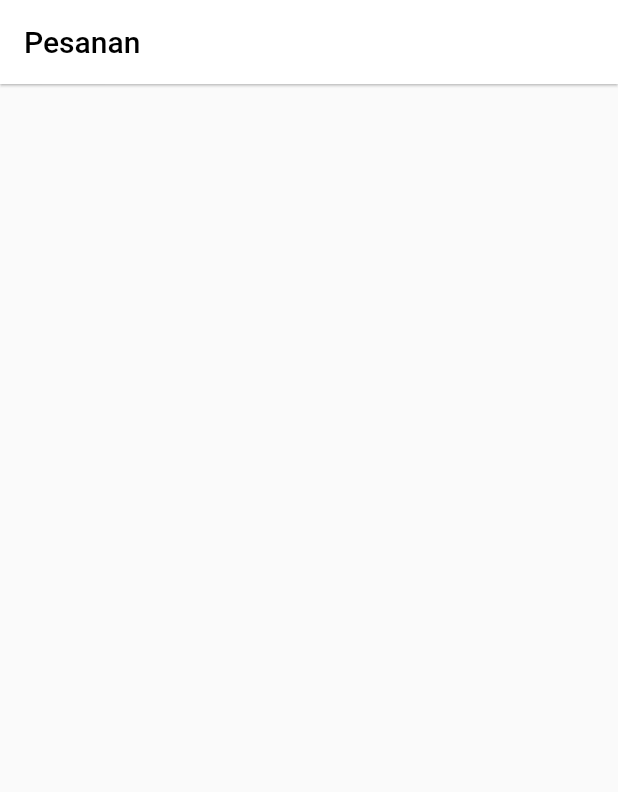
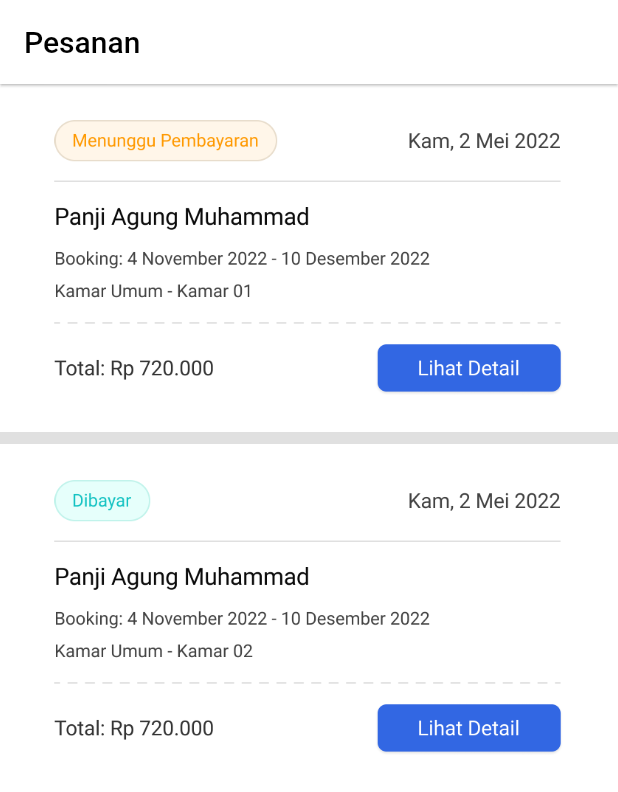
Before and after one commit to asrafilll/slicing_ui_flutter, a Flutter app: the OrderPage screen opened directly, on a phone screen of 412 x 824 dp. Shown: the top 792 px of the screen. Run offline on Flutter 3.47's test engine with Material 2 defaults, Android fonts, the phone set to English and light mode, and no system bars.

Commit message:
order page done

```diff
--- a/lib/order_page.dart
+++ b/lib/order_page.dart
@@ -6,6 +6,7 @@ class OrderPage extends StatelessWidget {
   @override
   Widget build(BuildContext context) {
     return Scaffold(
+      backgroundColor: Colors.white,
       appBar: AppBar(
         centerTitle: false,
         leadingWidth: 0,
@@ -20,10 +21,27 @@ class OrderPage extends StatelessWidget {
       ),
       body: Column(
         children: [
-          const SizedBox(height: 28),
-          Row(
-            children: [],
-          )
+          Container(
+            padding: const EdgeInsets.symmetric(vertical: 24),
+            child: Image.asset(
+              'assets/images/order1.png',
+              width: 343,
+              height: 184,
+            ),
+          ),
+          Container(
+            height: 8,
+            color: const Color(0xffE0E0E0),
+            width: double.infinity,
+          ),
+          Container(
+            padding: const EdgeInsets.symmetric(vertical: 24),
+            child: Image.asset(
+              'assets/images/order2.png',
+              width: 343,
+              height: 184,
+            ),
+          ),
         ],
       ),
     );
```
Also changed, not shown: assets/images/order1.png (added), assets/images/order2.png (added).
